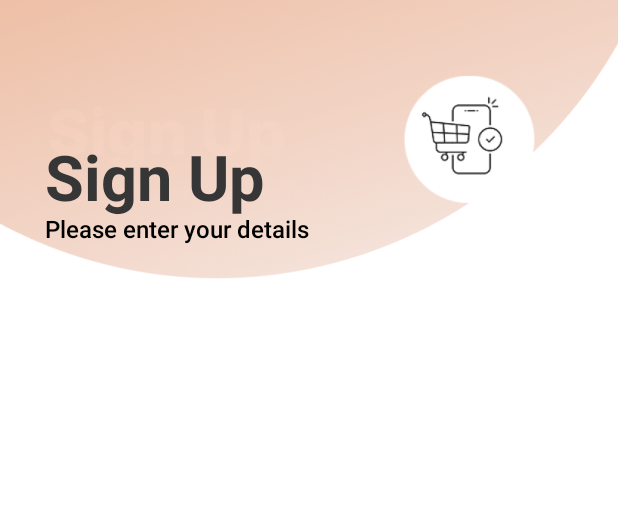
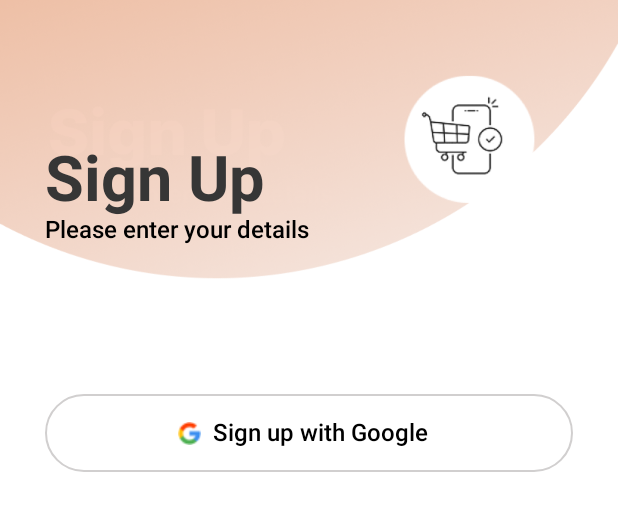
Before and after one commit to D-Arshad-Dazai-Dimash/SmartCartProject, an Android app built with Jetpack Compose: the @Preview function SignUpScreen, on a phone screen of 412 x 824 dp. Shown: the top 511 px of the screen. Run offline under Robolectric (Android 15) with nearby library versions, the phone set to English and light mode, and no system bars.

Commit message:
Just added sign up text

```diff
--- a/app/src/main/java/com/example/myapplication/ui/screens/SignUpScreen.kt
+++ b/app/src/main/java/com/example/myapplication/ui/screens/SignUpScreen.kt
@@ -1,5 +1,6 @@
 package com.example.myapplication.ui.screens
 
+import androidx.compose.foundation.BorderStroke
 import androidx.compose.foundation.Image
 import androidx.compose.foundation.background
 import androidx.compose.foundation.layout.Box
@@ -12,19 +13,19 @@ import androidx.compose.foundation.layout.padding
 import androidx.compose.foundation.layout.size
 import androidx.compose.foundation.layout.systemBars
 import androidx.compose.foundation.layout.systemBarsPadding
-import androidx.compose.material3.Surface
+import androidx.compose.material3.Button
+import androidx.compose.material3.ButtonColors
 import androidx.compose.material3.Text
 import androidx.compose.runtime.Composable
 import androidx.compose.runtime.getValue
 import androidx.compose.runtime.mutableStateOf
 import androidx.compose.runtime.remember
 import androidx.compose.runtime.setValue
+import androidx.compose.ui.Alignment
 import androidx.compose.ui.Modifier
 import androidx.compose.ui.graphics.Color
-import androidx.compose.ui.layout.ContentScale
 import androidx.compose.ui.res.painterResource
 import androidx.compose.ui.text.TextStyle
-import androidx.compose.ui.text.font.FontFamily
 import androidx.compose.ui.text.font.FontWeight
 import androidx.compose.ui.tooling.preview.Preview
 import androidx.compose.ui.unit.dp
@@ -39,7 +40,6 @@ fun SignUpScreen() {
     var email by remember { mutableStateOf("") }
     var password by remember { mutableStateOf("") }
     var confirmPassword by remember { mutableStateOf("") }
-    Box(){
     Box(
         modifier = Modifier
             .background(Color.Gray)
@@ -47,22 +47,58 @@ fun SignUpScreen() {
             .consumeWindowInsets(WindowInsets.systemBars)
     ) {
         PutBackGroundImage(R.drawable.signup)
+
+        Column(Modifier.fillMaxWidth()) {
+            Column(
+                modifier = Modifier
+                    .fillMaxSize()
+                    .padding(horizontal = 30.dp)
+            ) {
+                Column(
+                    modifier = Modifier
+                        .padding(top = 95.dp)
+                        .fillMaxWidth()
+                ) {
+                    Text(
+                        "Sign Up",
+                        style = TextStyle(fontSize = 42.sp),
+                        fontWeight = FontWeight.W700,
+                        color = Color(0xFF363636)
+                    )
+                    Text(
+                        "Please enter your details",
+                        style = TextStyle(fontSize = 16.sp),
+                        fontWeight = FontWeight.SemiBold
+                    )
                 }
-        Column(modifier = Modifier
-            .fillMaxSize()
-            .padding(horizontal = 30.dp)){
-            Column(modifier = Modifier.
-            padding(top = 95.dp).
-            fillMaxWidth()) {
-                Text("Sign Up" , style = TextStyle(fontSize = 42.sp), fontWeight = FontWeight.W700 , color = Color(0xFF363636))
-                Text("Please enter your details" , style = TextStyle(fontSize = 16.sp) , fontWeight = FontWeight.SemiBold )
+                Column(
+                    horizontalAlignment = Alignment.CenterHorizontally,
+                    modifier = Modifier
+                        .fillMaxWidth()
+                        .padding(top = 100.dp)
+                ) {
+                    Button(
+                        onClick = { },
+                        modifier = Modifier.size(354.dp, 52.dp),
+                        border = BorderStroke(1.dp, Color(0xFFD1CFCF)),
+                        colors = ButtonColors(
+                            containerColor = Color.White,
+                            contentColor = Color.Black,
+                            disabledContentColor = Color.Black,
+                            disabledContainerColor = Color.White
+                        )
+                    ) {
+                        Image(
+                            painter = painterResource(id = R.drawable.google_button),
+                            contentDescription = "google icon",
+                            modifier = Modifier
+                                .size(15.dp)
+                        )
+                        Text("Sign up with Google" , style = TextStyle(fontSize = 16.sp , fontWeight = FontWeight.Medium), modifier = Modifier.padding(8.dp))
                     }
-            Column(modifier = Modifier.
-            fillMaxSize().
-            padding(bottom = 50.dp)) {
-
+                }
+            }
         }
     }
 
 }
-}
```
Also changed, not shown: app/src/main/java/com/example/myapplication/ui/components/PutTextForLoginAndSignUp.kt (added), app/src/main/res/drawable/google_button.png (added). Lines whose indentation alone changed are shown as unchanged.
